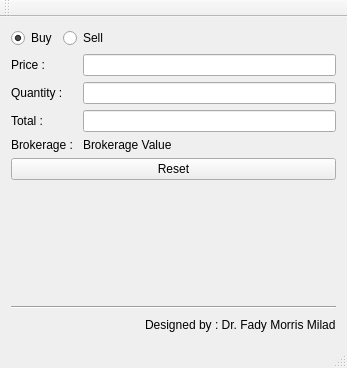
This is stockcalculator.ui in FadyMorris/stock-calculator as Qt 5 draws it before an edit. The edited form follows.
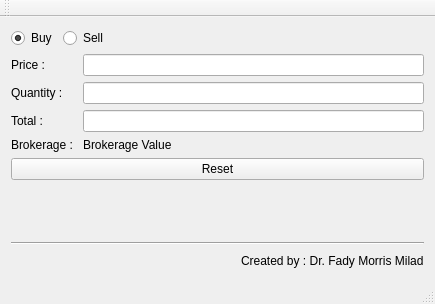
This is the edited form.

Commit message: - Fixed Reverse Calculating Quantity from Total amonut. - Added a reset button

Diff of the .ui file:
```diff
--- a/stockcalculator.ui
+++ b/stockcalculator.ui
@@ -6,8 +6,8 @@
    <rect>
     <x>0</x>
     <y>0</y>
-    <width>347</width>
-    <height>368</height>
+    <width>435</width>
+    <height>304</height>
    </rect>
   </property>
   <property name="windowTitle">
@@ -157,7 +157,7 @@
       <item>
        <widget class="QLabel" name="label">
         <property name="text">
-         <string>Designed by : Dr. Fady Morris Milad</string>
+         <string>Created by : Dr. Fady Morris Milad</string>
         </property>
        </widget>
       </item>
```
Left out of the diff: 4 changed lines with no effect on the pictures. The commit also changes 4 other files.
